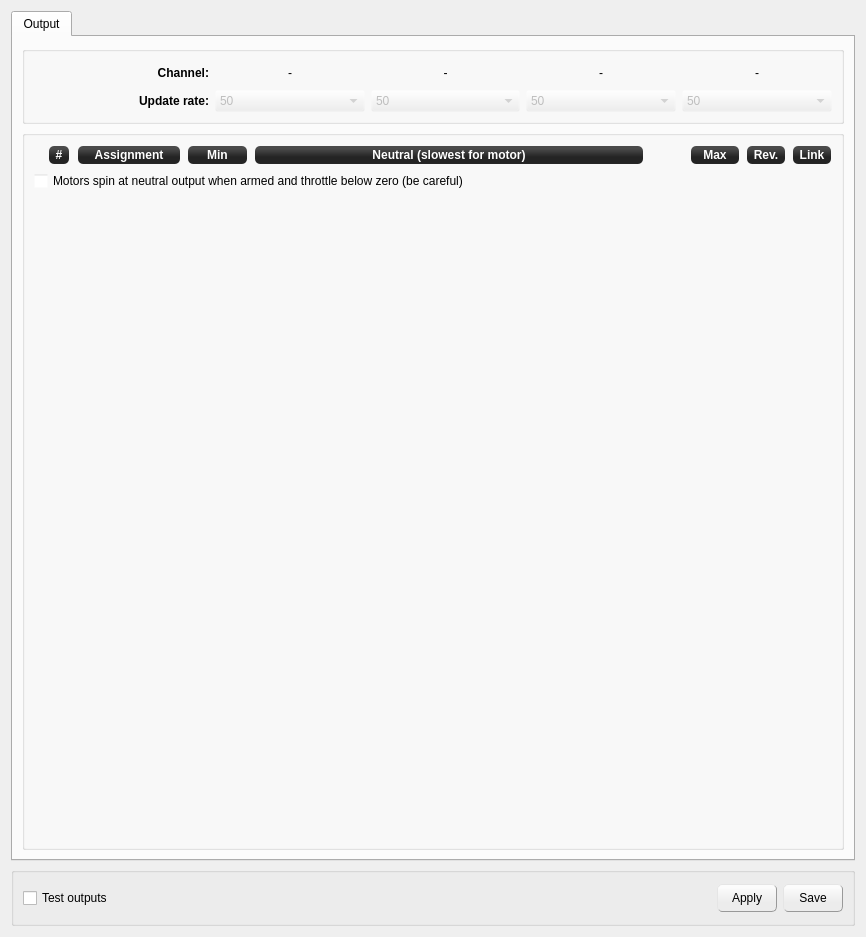
The window that ground/openpilotgcs/src/plugins/config/output.ui (openpilot/OpenPilot) describes before a commit, drawn with Qt 5.
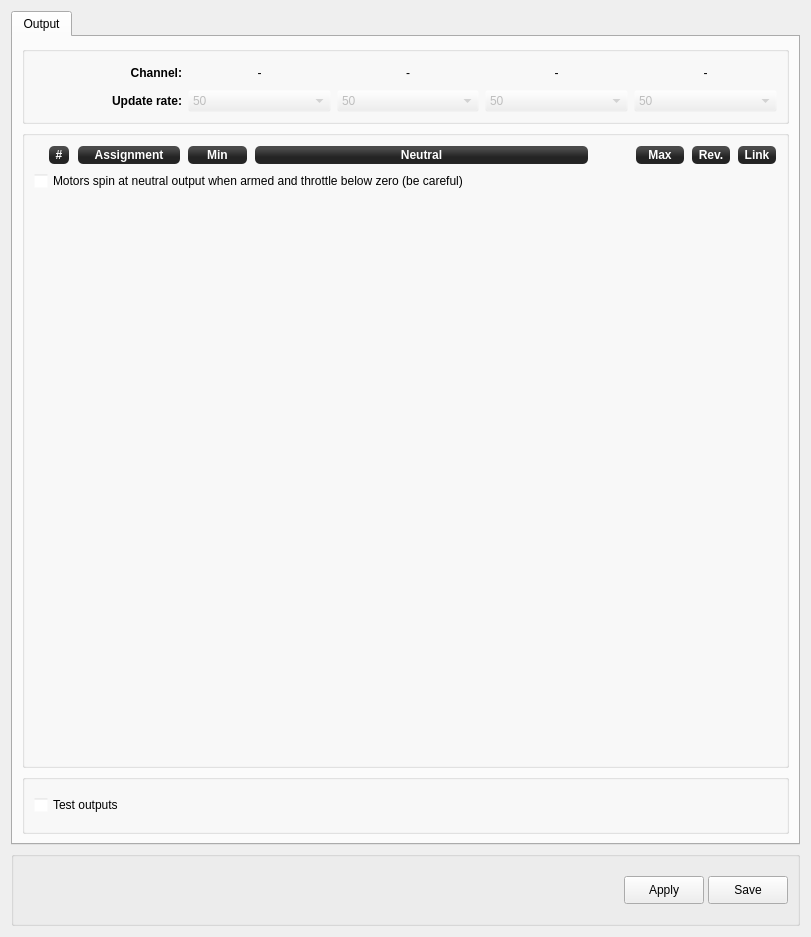
The same window after the commit. Icons and pictures are not drawn.

Commit message: removed all the pushbutton stylesheets, fixed the scrollbar area colors, compacted UI a bit more for smaller screens, misc text changes

```diff
--- a/ground/openpilotgcs/src/plugins/config/output.ui
+++ b/ground/openpilotgcs/src/plugins/config/output.ui
@@ -6,7 +6,7 @@
    <rect>
     <x>0</x>
     <y>0</y>
-    <width>866</width>
+    <width>811</width>
     <height>937</height>
    </rect>
   </property>
@@ -113,7 +113,7 @@
            <rect>
             <x>0</x>
             <y>0</y>
-            <width>836</width>
+            <width>781</width>
             <height>800</height>
            </rect>
           </property>
@@ -121,7 +121,7 @@
            <item>
             <widget class="QGroupBox" name="groupBox_2">
              <property name="sizePolicy">
-              <sizepolicy hsizetype="Preferred" vsizetype="Fixed">
+              <sizepolicy hsizetype="Expanding" vsizetype="Fixed">
                <horstretch>0</horstretch>
                <verstretch>0</verstretch>
               </sizepolicy>
@@ -146,7 +146,7 @@
                 </property>
                 <property name="sizeHint" stdset="0">
                  <size>
-                  <width>25</width>
+                  <width>5</width>
                   <height>20</height>
                  </size>
                 </property>
@@ -230,7 +230,7 @@
                 </property>
                 <property name="sizeHint" stdset="0">
                  <size>
-                  <width>25</width>
+                  <width>5</width>
                   <height>20</height>
                  </size>
                 </property>
@@ -663,7 +663,7 @@
                   </property>
                   <property name="minimumSize">
                    <size>
-                    <width>185</width>
+                    <width>45</width>
                     <height>0</height>
                    </size>
                   </property>
@@ -682,7 +682,7 @@
 margin:1px;</string>
                   </property>
                   <property name="text">
-                   <string>Neutral (slowest for motor)</string>
+                   <string>Neutral</string>
                   </property>
                   <property name="alignment">
                    <set>Qt::AlignCenter</set>
@@ -871,6 +871,42 @@
              </layout>
             </widget>
            </item>
+           <item>
+            <widget class="QGroupBox" name="groupBox_4">
+             <property name="minimumSize">
+              <size>
+               <width>0</width>
+               <height>60</height>
+              </size>
+             </property>
+             <property name="title">
+              <string/>
+             </property>
+             <layout class="QVBoxLayout" name="verticalLayout_6">
+              <item>
+               <widget class="QCheckBox" name="channelOutTest">
+                <property name="enabled">
+                 <bool>true</bool>
+                </property>
+                <property name="minimumSize">
+                 <size>
+                  <width>105</width>
+                  <height>0</height>
+                 </size>
+                </property>
+                <property name="toolTip">
+                 <string>Move the servos using the sliders. Two important things:
+- Take extra care if the output is connected to an motor controller!
+- Will only work if the RC receiver is working (failsafe)</string>
+                </property>
+                <property name="text">
+                 <string>Test outputs</string>
+                </property>
+               </widget>
+              </item>
+             </layout>
+            </widget>
+           </item>
           </layout>
          </widget>
         </widget>
@@ -881,33 +917,27 @@
    </item>
    <item>
     <widget class="QGroupBox" name="groupBox">
+     <property name="sizePolicy">
+      <sizepolicy hsizetype="Preferred" vsizetype="Minimum">
+       <horstretch>0</horstretch>
+       <verstretch>0</verstretch>
+      </sizepolicy>
+     </property>
+     <property name="minimumSize">
+      <size>
+       <width>0</width>
+       <height>75</height>
+      </size>
+     </property>
      <property name="title">
       <string/>
      </property>
      <layout class="QVBoxLayout" name="verticalLayout_2">
       <item>
        <layout class="QHBoxLayout" name="horizontalLayout">
-        <item>
-         <widget class="QCheckBox" name="channelOutTest">
-          <property name="enabled">
-           <bool>true</bool>
-          </property>
-          <property name="minimumSize">
-           <size>
-            <width>105</width>
-            <height>0</height>
-           </size>
-          </property>
-          <property name="toolTip">
-           <string>Move the servos using the sliders. Two important things:
-- Take extra care if the output is connected to an motor controller!
-- Will only work if the RC receiver is working (failsafe)</string>
-          </property>
-          <property name="text">
-           <string>Test outputs</string>
-          </property>
-         </widget>
-        </item>
+        <property name="spacing">
+         <number>4</number>
+        </property>
         <item>
          <spacer name="horizontalSpacer">
           <property name="orientation">
@@ -972,25 +1002,7 @@
 Be sure to set the Neutral position on all sliders before sending!</string>
           </property>
           <property name="styleSheet">
-           <string notr="true">QPushButton {
-border: 1px outset #999;
-border-radius: 5;
-background-color: qlineargradient(spread:pad, x1:0.507, y1:0.869318, x2:0.507, y2:0.0965909, stop:0.28 rgba(236, 236, 236, 255), stop:1 rgba(252, 252, 252, 255));
-}
-
-QPushButton:pressed {
-
-    border-style: inset;
-	background-color: qlineargradient(spread:pad, x1:0.502, y1:0.664864, x2:0.502, y2:0.034, stop:0.358209 rgba(250, 250, 250, 255), stop:0.626866 rgba(235, 235, 235, 255));
-
-}
-
-
-QPushButton:hover  {
-	border: 1px outset #999;	
-border-color: rgb(83, 83, 83);
-border-radius: 4;
-	}</string>
+           <string notr="true"/>
           </property>
           <property name="text">
            <string>Apply</string>
@@ -1010,25 +1022,7 @@
 Applies and Saves all settings to SD</string>
           </property>
           <property name="styleSheet">
-           <string notr="true">QPushButton {
-border: 1px outset #999;
-border-radius: 5;
-background-color: qlineargradient(spread:pad, x1:0.507, y1:0.869318, x2:0.507, y2:0.0965909, stop:0.28 rgba(236, 236, 236, 255), stop:1 rgba(252, 252, 252, 255));
-}
-
-QPushButton:pressed {
-
-    border-style: inset;
-	background-color: qlineargradient(spread:pad, x1:0.502, y1:0.664864, x2:0.502, y2:0.034, stop:0.358209 rgba(250, 250, 250, 255), stop:0.626866 rgba(235, 235, 235, 255));
-
-}
-
-
-QPushButton:hover  {
-	border: 1px outset #999;	
-border-color: rgb(83, 83, 83);
-border-radius: 4;
-	}</string>
+           <string notr="true"/>
           </property>
           <property name="text">
            <string>Save</string>
```
Left out of the diff: 1 changed line with no effect on the pictures. The commit also changes 9 other files.
